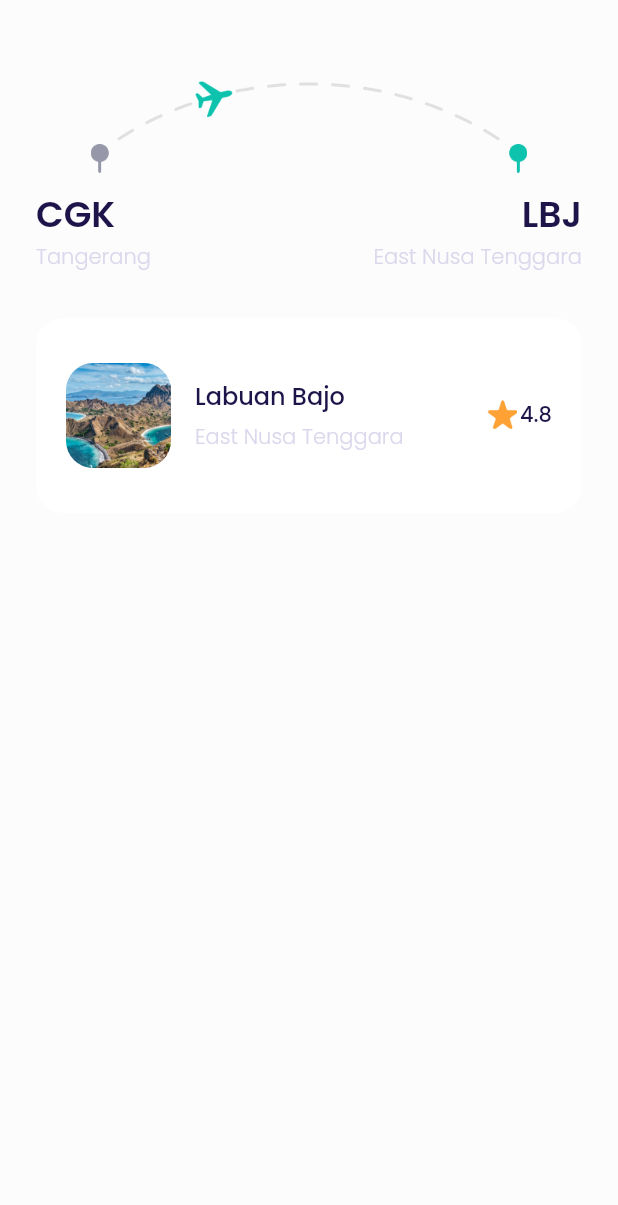
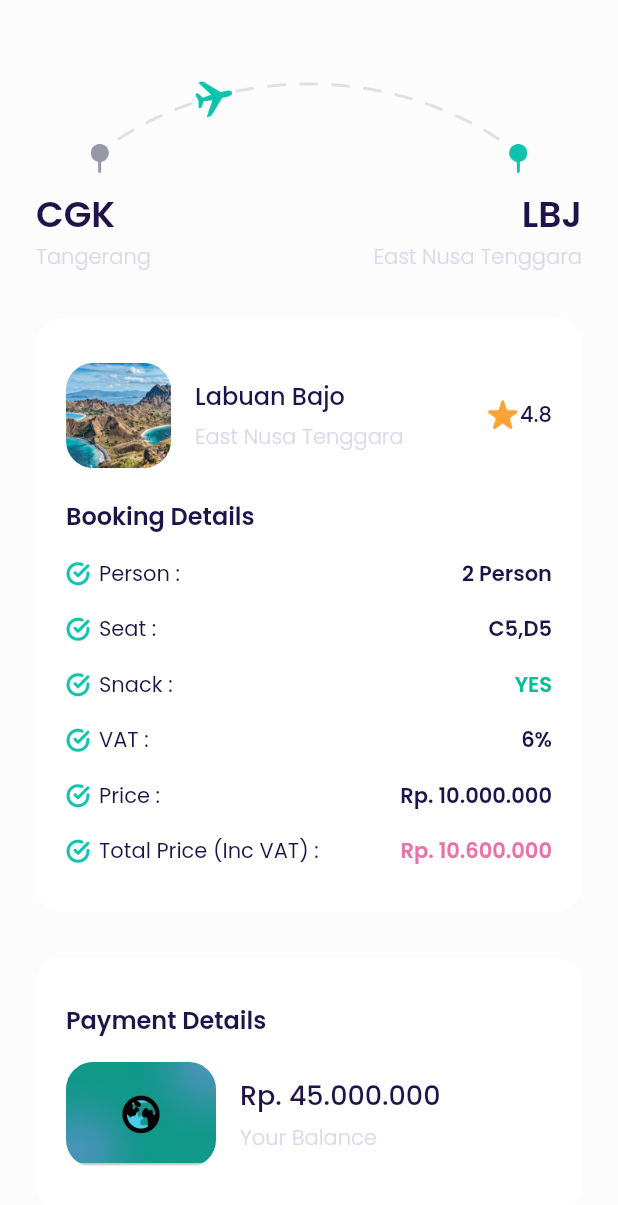
Before and after one commit to Fariqofficial/TravelHolic, a Flutter app: the CheckoutPage screen opened directly, on a phone screen of 412 x 824 dp. Shown: the top 1205 px of the screen. Run offline on Flutter 3.47's test engine with Material 2 defaults, Android fonts, the phone set to English and light mode, and no system bars; our stand-ins replace google_fonts.

Commit message:
Update Finishing Checkout Page

```diff
--- a/lib/ui/pages/checkout_page.dart
+++ b/lib/ui/pages/checkout_page.dart
@@ -1,5 +1,7 @@
 // ignore_for_file: prefer_const_constructors
 import 'package:flutter/material.dart';
+import 'package:travelholic/ui/widgets/item_bookings.dart';
+import 'package:travelholic/ui/widgets/item_button.dart';
 import '../../shared/theme.dart';
 
 class CheckoutPage extends StatelessWidget {
@@ -82,8 +84,9 @@ class CheckoutPage extends StatelessWidget {
           borderRadius: BorderRadius.circular(18),
         ),
         child: Column(
+          crossAxisAlignment: CrossAxisAlignment.start,
           children: [
-            //NOTE : Bagian Informasi Destinasi Tujuan
+            //NOTE : Bagian informasi destinasi tujuan
             Row(
               children: [
                 Container(
@@ -149,7 +152,168 @@ class CheckoutPage extends StatelessWidget {
                 ),
               ],
             ),
+
+            //NOTE : Bagian judul booking detail
+            Container(
+              margin: EdgeInsets.only(top: 20),
+              child: Text(
+                'Booking Details',
+                style: textBlack.copyWith(
+                  fontSize: 16,
+                  fontWeight: semiBold,
+                ),
+              ),
+            ),
+
+            //NOTE : Item booking
+            BookingItem(
+              title: 'Person :',
+              valueText: '2 Person',
+              valueClr: blackColor,
+            ),
+            BookingItem(
+              title: 'Seat :',
+              valueText: 'C5,D5',
+              valueClr: blackColor,
+            ),
+            BookingItem(
+              title: 'Snack :',
+              valueText: 'YES',
+              valueClr: borderAvailable,
+            ),
+            BookingItem(
+              title: 'VAT :',
+              valueText: '6%',
+              valueClr: blackColor,
+            ),
+            BookingItem(
+              title: 'Price :',
+              valueText: 'Rp. 10.000.000',
+              valueClr: blackColor,
+            ),
+            BookingItem(
+              title: 'Total Price (Inc VAT) :',
+              valueText: 'Rp. 10.600.000',
+              valueClr: softredColor,
+            ),
           ],
+        ),
+      );
+    }
+
+    Widget paymentMethod() {
+      return Container(
+        margin: EdgeInsets.only(top: 30),
+        padding: EdgeInsets.symmetric(
+          vertical: 30,
+          horizontal: 20,
+        ),
+        decoration: BoxDecoration(
+          borderRadius: BorderRadius.circular(18),
+          color: whiteColor,
+        ),
+        child: Column(
+          crossAxisAlignment: CrossAxisAlignment.start,
+          children: [
+            Text(
+              'Payment Details',
+              style: textBlack.copyWith(
+                fontSize: 16,
+                fontWeight: semiBold,
+              ),
+            ),
+            Container(
+              margin: EdgeInsets.only(top: 16),
+              child: Row(
+                children: [
+                  Container(
+                    width: 100,
+                    height: 70,
+                    margin: EdgeInsets.only(right: 16),
+                    decoration: BoxDecoration(
+                      borderRadius: BorderRadius.circular(18),
+                      image: DecorationImage(
+                        fit: BoxFit.cover,
+                        image: AssetImage(
+                          'assets/img_card.png',
+                        ),
+                      ),
+                    ),
+                    child: Center(
+                      child: Row(
+                        mainAxisAlignment: MainAxisAlignment.center,
+                        children: [
+                          Container(
+                            width: 35,
+                            height: 35,
+                            decoration: BoxDecoration(
+                              image: DecorationImage(
+                                image: AssetImage(
+                                  'assets/image_travelh.png',
+                                ),
+                              ),
+                            ),
+                          ),
+                        ],
+                      ),
+                    ),
+                  ),
+
+                  //NOTE : Bagian saldo
+                  Expanded(
+                    child: Column(
+                      crossAxisAlignment: CrossAxisAlignment.start,
+                      children: [
+                        Text(
+                          'Rp. 45.000.000',
+                          style: textBlack.copyWith(
+                            fontSize: 18,
+                            fontWeight: medium,
+                          ),
+                          overflow: TextOverflow.ellipsis,
+                        ),
+                        SizedBox(
+                          height: 5,
+                        ),
+                        Text(
+                          'Your Balance',
+                          style: textGrey.copyWith(
+                            fontWeight: light,
+                          ),
+                        ),
+                      ],
+                    ),
+                  ),
+                ],
+              ),
+            )
+          ],
+        ),
+      );
+    }
+
+    Widget buttonPay() {
+      return CustomButton(
+        title: 'Pay Now',
+        onPressed: () {},
+        margin: EdgeInsets.only(top: 30),
+      );
+    }
+
+    Widget termsCondition() {
+      return Container(
+        alignment: Alignment.center,
+        margin: EdgeInsets.only(
+          top: 30,
+          bottom: 30,
+        ),
+        child: Text(
+          'Terms and Conditions',
+          style: textGrey.copyWith(
+            fontSize: 16,
+            fontWeight: light,
+            decoration: TextDecoration.underline,
+          ),
         ),
       );
     }
@@ -163,6 +327,9 @@ class CheckoutPage extends StatelessWidget {
         children: [
           route(),
           bookingDetail(),
+          paymentMethod(),
+          buttonPay(),
+          termsCondition(),
         ],
       ),
     );
--- a/lib/ui/pages/choose_seat_page.dart
+++ b/lib/ui/pages/choose_seat_page.dart
@@ -379,7 +379,7 @@ class ChooseSeatPages extends StatelessWidget {
                     ),
                   ),
                   Text(
-                    'Rp. 0',
+                    'Rp. 10.000.000',
                     style: textGreen.copyWith(
                       fontSize: 16,
                       fontWeight: semiBold,
--- /dev/null
+++ b/lib/ui/widgets/item_bookings.dart
@@ -0,0 +1,52 @@
+// ignore_for_file: prefer_const_constructors
+
+import 'package:flutter/material.dart';
+import '../../shared/theme.dart';
+
+class BookingItem extends StatelessWidget {
+  final String title;
+  final String valueText;
+  final Color valueClr;
+
+  const BookingItem({
+    Key? key,
+    required this.title,
+    required this.valueText,
+    required this.valueClr,
+  }) : super(key: key);
+
+  @override
+  Widget build(BuildContext context) {
+    return Container(
+      margin: EdgeInsets.only(top: 16),
+      child: Row(
+        children: [
+          Container(
+            width: 16,
+            height: 16,
+            margin: EdgeInsets.only(right: 6),
+            decoration: BoxDecoration(
+              image: DecorationImage(
+                image: AssetImage(
+                  'assets/image_ceklis.png',
+                ),
+              ),
+            ),
+          ),
+          Text(
+            title,
+            style: textBlack,
+          ),
+          Spacer(),
+          Text(
+            valueText,
+            style: textBlack.copyWith(
+              fontWeight: semiBold,
+              color: valueClr,
+            ),
+          ),
+        ],
+      ),
+    );
+  }
+}
--- a/pubspec.yaml
+++ b/pubspec.yaml
@@ -102,6 +102,7 @@ flutter:
     - assets/img_selected.png
     - assets/img_unavailable.png
     - assets/image_route.png
+    - assets/image_ceklis.png
 
 
   # An image asset can refer to one or more resolution-specific "variants", see
```
Also changed, not shown: assets/image_ceklis.png (added).
